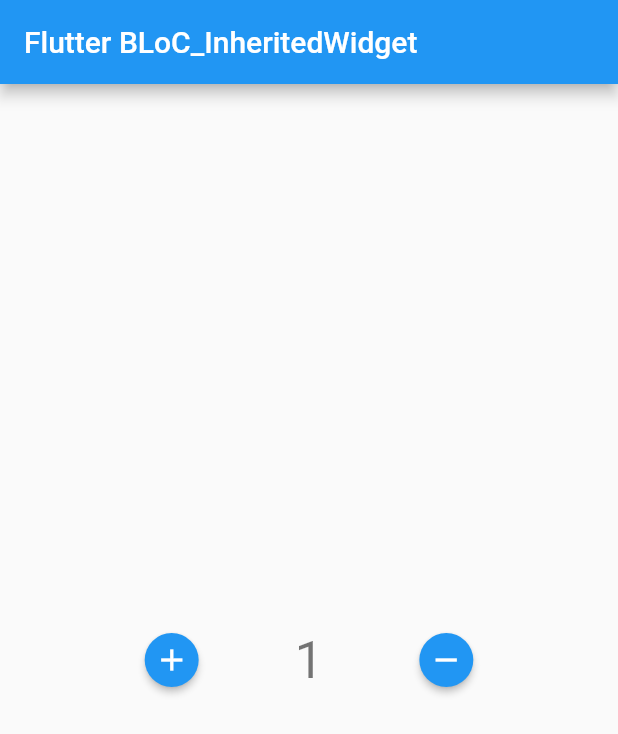
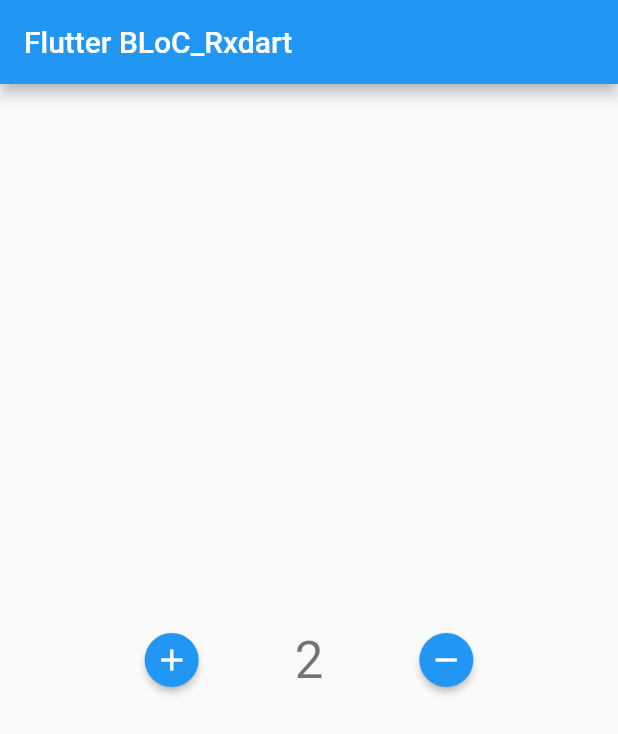
Before and after one commit to xms7104/Flutter-State-Management, a Flutter app: the screen it shows after launch, after a tap on the "add" icon, on a phone screen of 412 x 824 dp. Shown: the top 734 px of the screen. Run offline on Flutter 3.47's test engine with Material 2 defaults, Android fonts, the phone set to English and light mode, and no system bars; our stand-ins replace rxdart.

Commit message:
BLoC_Rxdart

```diff
--- a/lib/counter_bloc.dart
+++ b/lib/counter_bloc.dart
@@ -1,13 +1,11 @@
 import 'dart:async';
-
 import './counter_event.dart';
+import 'package:rxdart/rxdart.dart';
 
 class CounterBloc {
-  int _counter = 0;
+  int _counter = 1;
 
-  final _counterStateController = StreamController<int>();
-
-  StreamSink<int> get _inCounter => _counterStateController.sink;
+  final _counterStateController = BehaviorSubject<int>();
 
   Stream<int> get counter => _counterStateController.stream;
 
@@ -27,7 +25,7 @@ class CounterBloc {
         _counter--;
       }
     }
-    _inCounter.add(_counter);
+    _counterStateController.add(_counter);
   }
 
   void dispose() {
--- a/lib/main.dart
+++ b/lib/main.dart
@@ -2,18 +2,20 @@ import './counter_event.dart';
 import './counter_provider.dart';
 import 'package:flutter/material.dart';
 
-void main() => runApp(MyApp());
+void main() => runApp(const MyApp());
 
 class MyApp extends StatelessWidget {
+  const MyApp({super.key});
+
   @override
   Widget build(BuildContext context) {
     return CounterProvider(
       child: MaterialApp(
-        title: 'Flutter BLoC_InheritedWidget',
+        title: 'Flutter BLoC_Rxdart',
         theme: ThemeData(
           primarySwatch: Colors.blue,
         ),
-        home: MyHomePage(title: 'Flutter BLoC_InheritedWidget'),
+        home: MyHomePage(title: 'Flutter BLoC_Rxdart'),
       ),
     );
   }
--- a/pubspec.yaml
+++ b/pubspec.yaml
@@ -35,6 +35,7 @@ dependencies:
   # The following adds the Cupertino Icons font to your application.
   # Use with the CupertinoIcons class for iOS style icons.
   cupertino_icons: ^1.0.2
+  rxdart: ^0.27.7
 
 dev_dependencies:
   flutter_test:
```
Also changed, not shown: pubspec.lock.
